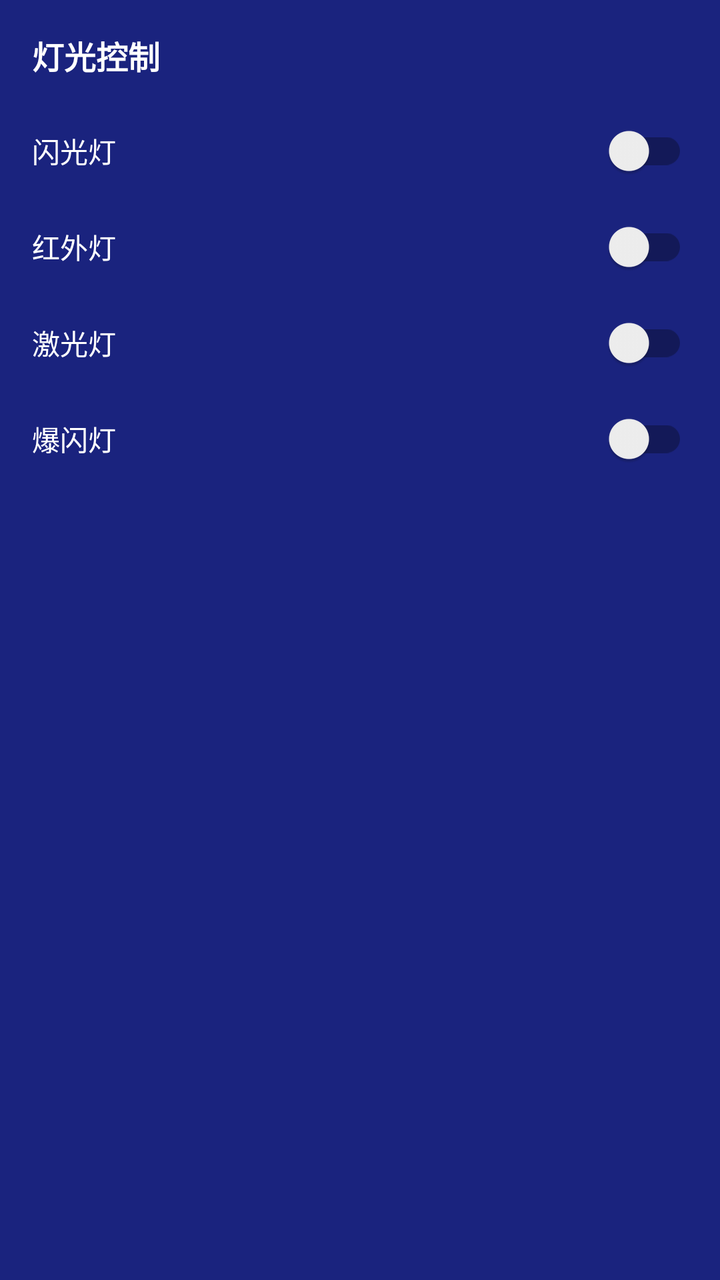
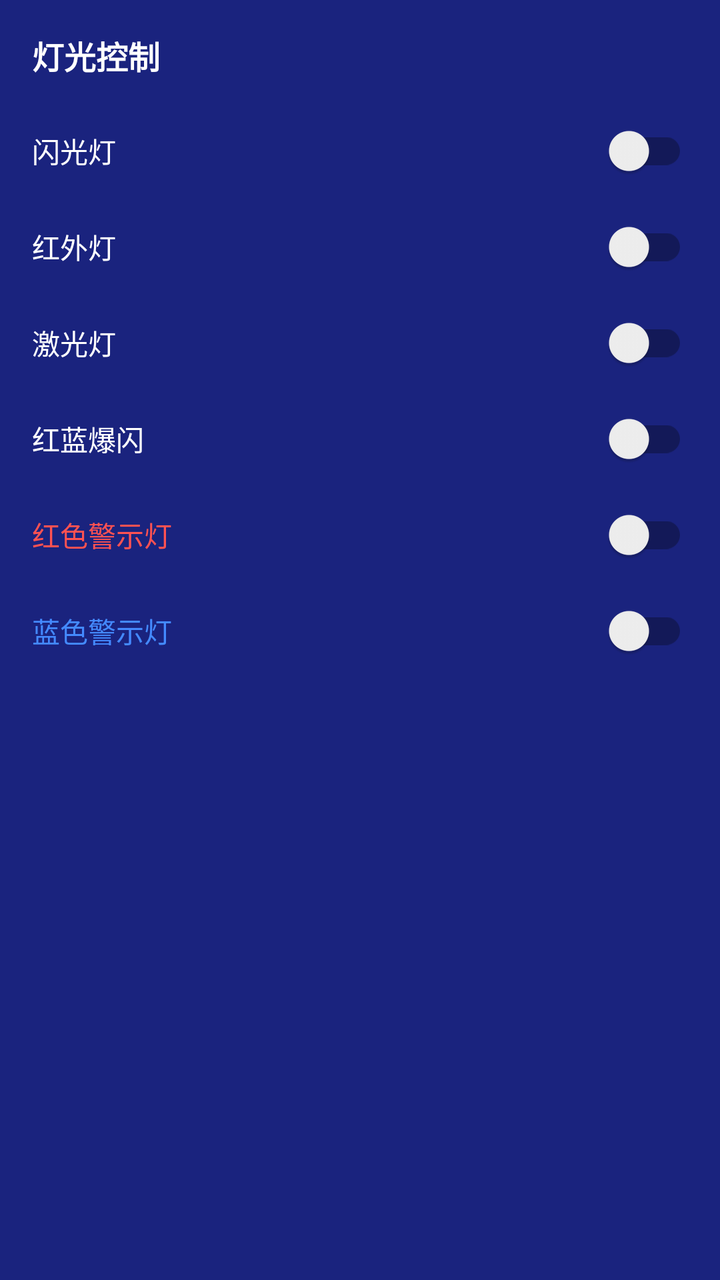

Compare the two renders of this Android layout. The source of the first and the diff that turns it into the second are given below.
<!-- AndroidManifest.xml: application theme Theme.EnforcementApp -->
<!-- res/layout/fragment_light_panel.xml -->
<?xml version="1.0" encoding="utf-8"?>
<LinearLayout
    xmlns:android="http://schemas.android.com/apk/res/android"
    android:layout_width="match_parent"
    android:layout_height="wrap_content"
    android:orientation="vertical"
    android:background="#1A237E"
    android:padding="16dp">

    <TextView
        android:layout_width="match_parent"
        android:layout_height="wrap_content"
        android:text="灯光控制"
        android:textColor="#FFFFFF"
        android:textSize="16sp"
        android:textStyle="bold"
        android:paddingBottom="12dp" />

    
    <LinearLayout
        android:layout_width="match_parent"
        android:layout_height="48dp"
        android:orientation="horizontal"
        android:gravity="center_vertical">
        <TextView
            android:layout_width="0dp"
            android:layout_height="wrap_content"
            android:layout_weight="1"
            android:text="闪光灯"
            android:textColor="#FFFFFF"
            android:textSize="14sp" />
        <androidx.appcompat.widget.SwitchCompat
            android:id="@+id/switchFlash"
            android:layout_width="wrap_content"
            android:layout_height="wrap_content" />
    </LinearLayout>

    
    <LinearLayout
        android:layout_width="match_parent"
        android:layout_height="48dp"
        android:orientation="horizontal"
        android:gravity="center_vertical">
        <TextView
            android:layout_width="0dp"
            android:layout_height="wrap_content"
            android:layout_weight="1"
            android:text="红外灯"
            android:textColor="#FFFFFF"
            android:textSize="14sp" />
        <androidx.appcompat.widget.SwitchCompat
            android:id="@+id/switchIR"
            android:layout_width="wrap_content"
            android:layout_height="wrap_content" />
    </LinearLayout>

    
    <LinearLayout
        android:layout_width="match_parent"
        android:layout_height="48dp"
        android:orientation="horizontal"
        android:gravity="center_vertical">
        <TextView
            android:layout_width="0dp"
            android:layout_height="wrap_content"
            android:layout_weight="1"
            android:text="激光灯"
            android:textColor="#FFFFFF"
            android:textSize="14sp" />
        <androidx.appcompat.widget.SwitchCompat
            android:id="@+id/switchLaser"
            android:layout_width="wrap_content"
            android:layout_height="wrap_content" />
    </LinearLayout>

    
    <LinearLayout
        android:layout_width="match_parent"
        android:layout_height="48dp"
        android:orientation="horizontal"
        android:gravity="center_vertical">
        <TextView
            android:layout_width="0dp"
            android:layout_height="wrap_content"
            android:layout_weight="1"
            android:text="爆闪灯"
            android:textColor="#FFFFFF"
            android:textSize="14sp" />
        <androidx.appcompat.widget.SwitchCompat
            android:id="@+id/switchStrobe"
            android:layout_width="wrap_content"
            android:layout_height="wrap_content" />
    </LinearLayout>

</LinearLayout>
<!-- resources referenced by this layout -->
<resources>
  <style name="Theme.EnforcementApp" parent="Theme.MaterialComponents.DayNight.NoActionBar">
          <item name="colorPrimary">#1A237E</item>
          <item name="colorPrimaryVariant">#0D47A1</item>
          <item name="colorOnPrimary">#FFFFFF</item>
          <item name="colorSecondary">#2196F3</item>
          <item name="android:windowBackground">#000000</item>
      </style>
</resources>

<!-- the commit's change to res/layout/fragment_light_panel.xml (unified diff, before → after) -->
@@ -83,7 +83,7 @@
             android:layout_width="0dp"
             android:layout_height="wrap_content"
             android:layout_weight="1"
-            android:text="爆闪灯"
+            android:text="红蓝爆闪"
             android:textColor="#FFFFFF"
             android:textSize="14sp" />
         <androidx.appcompat.widget.SwitchCompat
@@ -92,4 +92,42 @@
             android:layout_height="wrap_content" />
     </LinearLayout>
 
+    
+    <LinearLayout
+        android:layout_width="match_parent"
+        android:layout_height="48dp"
+        android:orientation="horizontal"
+        android:gravity="center_vertical">
+        <TextView
+            android:layout_width="0dp"
+            android:layout_height="wrap_content"
+            android:layout_weight="1"
+            android:text="红色警示灯"
+            android:textColor="#FF5252"
+            android:textSize="14sp" />
+        <androidx.appcompat.widget.SwitchCompat
+            android:id="@+id/switchRedStrobe"
+            android:layout_width="wrap_content"
+            android:layout_height="wrap_content" />
+    </LinearLayout>
+
+    
+    <LinearLayout
+        android:layout_width="match_parent"
+        android:layout_height="48dp"
+        android:orientation="horizontal"
+        android:gravity="center_vertical">
+        <TextView
+            android:layout_width="0dp"
+            android:layout_height="wrap_content"
+            android:layout_weight="1"
+            android:text="蓝色警示灯"
+            android:textColor="#448AFF"
+            android:textSize="14sp" />
+        <androidx.appcompat.widget.SwitchCompat
+            android:id="@+id/switchBlueStrobe"
+            android:layout_width="wrap_content"
+            android:layout_height="wrap_content" />
+    </LinearLayout>
+
 </LinearLayout>
